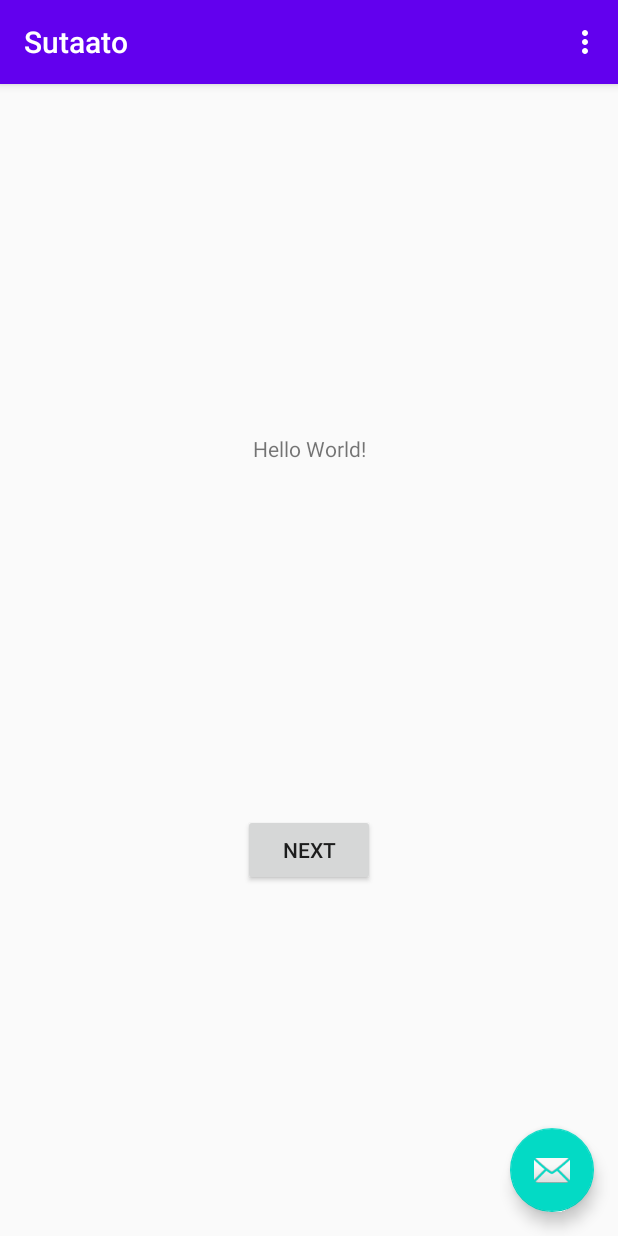
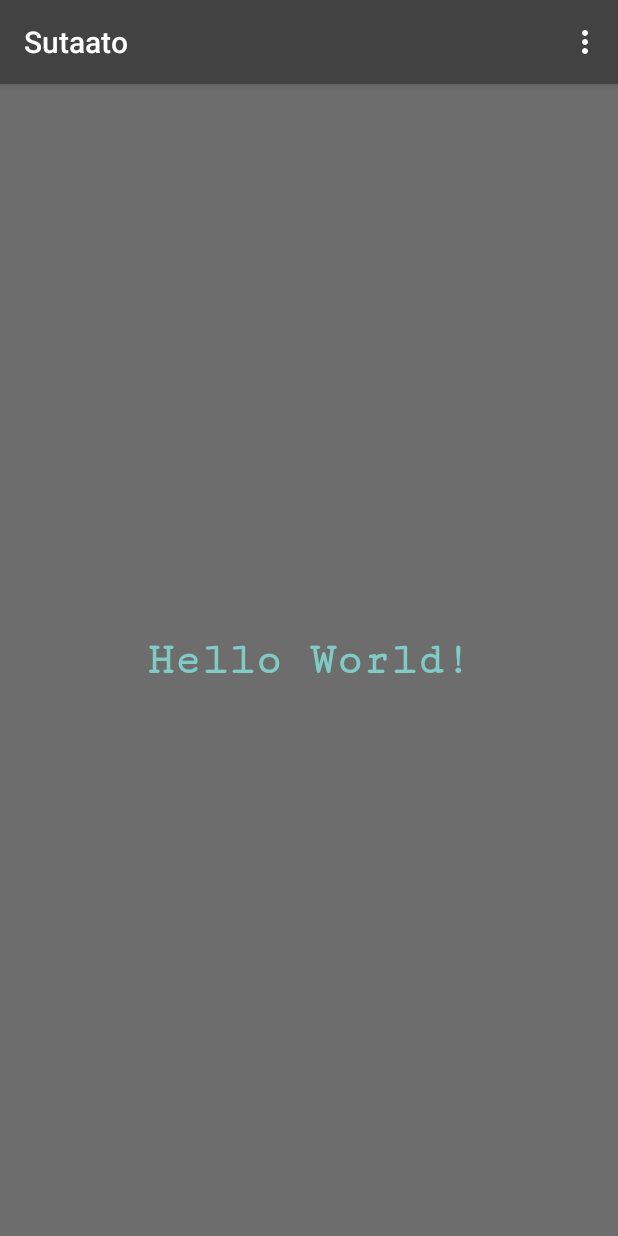
Before and after one commit to bungamaku/tktpl-mobile, an Android app: the screen it shows after launch (MainActivity), on a phone screen of 412 x 824 dp. Run offline under Robolectric (Android 15) with nearby library versions, the phone set to English and light mode, and no system bars.

Commit message:
Update styling for Hello World

```diff
--- a/app/src/main/java/id/ac/ui/cs/mobileprogramming/bungaamalia/sutaato/FirstFragment.kt
+++ b/app/src/main/java/id/ac/ui/cs/mobileprogramming/bungaamalia/sutaato/FirstFragment.kt
@@ -24,8 +24,8 @@ class FirstFragment : Fragment() {
     override fun onViewCreated(view: View, savedInstanceState: Bundle?) {
         super.onViewCreated(view, savedInstanceState)
 
-        view.findViewById<Button>(R.id.button_first).setOnClickListener {
-            findNavController().navigate(R.id.action_FirstFragment_to_SecondFragment)
-        }
+//        view.findViewById<Button>(R.id.button_first).setOnClickListener {
+//            findNavController().navigate(R.id.action_FirstFragment_to_SecondFragment)
+//        }
     }
 }
--- a/app/src/main/java/id/ac/ui/cs/mobileprogramming/bungaamalia/sutaato/MainActivity.kt
+++ b/app/src/main/java/id/ac/ui/cs/mobileprogramming/bungaamalia/sutaato/MainActivity.kt
@@ -14,10 +14,10 @@ class MainActivity : AppCompatActivity() {
         setContentView(R.layout.activity_main)
         setSupportActionBar(findViewById(R.id.toolbar))
 
-        findViewById<FloatingActionButton>(R.id.fab).setOnClickListener { view ->
-            Snackbar.make(view, "Replace with your own action", Snackbar.LENGTH_LONG)
-                    .setAction("Action", null).show()
-        }
+//        findViewById<FloatingActionButton>(R.id.fab).setOnClickListener { view ->
+//            Snackbar.make(view, "Replace with your own action", Snackbar.LENGTH_LONG)
+//                    .setAction("Action", null).show()
+//        }
     }
 
     override fun onCreateOptionsMenu(menu: Menu): Boolean {
--- a/app/src/main/res/layout/activity_main.xml
+++ b/app/src/main/res/layout/activity_main.xml
@@ -22,12 +22,12 @@
 
     <include layout="@layout/content_main" />
 
-    <com.google.android.material.floatingactionbutton.FloatingActionButton
-        android:id="@+id/fab"
-        android:layout_width="wrap_content"
-        android:layout_height="wrap_content"
-        android:layout_gravity="bottom|end"
-        android:layout_margin="@dimen/fab_margin"
-        app:srcCompat="@android:drawable/ic_dialog_email" />
+<!--    <com.google.android.material.floatingactionbutton.FloatingActionButton-->
+<!--        android:id="@+id/fab"-->
+<!--        android:layout_width="wrap_content"-->
+<!--        android:layout_height="wrap_content"-->
+<!--        android:layout_gravity="bottom|end"-->
+<!--        android:layout_margin="@dimen/fab_margin"-->
+<!--        app:srcCompat="@android:drawable/ic_dialog_email" />-->
 
 </androidx.coordinatorlayout.widget.CoordinatorLayout>
--- a/app/src/main/res/layout/fragment_first.xml
+++ b/app/src/main/res/layout/fragment_first.xml
@@ -4,25 +4,30 @@
     xmlns:tools="http://schemas.android.com/tools"
     android:layout_width="match_parent"
     android:layout_height="match_parent"
+    android:background="@color/colorPrimaryLight"
     tools:context=".FirstFragment">
 
     <TextView
         android:id="@+id/textview_first"
         android:layout_width="wrap_content"
         android:layout_height="wrap_content"
+        android:fontFamily="serif-monospace"
         android:text="@string/hello_first_fragment"
-        app:layout_constraintBottom_toTopOf="@id/button_first"
+        android:textColor="@color/colorSecondary"
+        android:textSize="30sp"
+        android:textStyle="bold"
+        app:layout_constraintBottom_toBottomOf="parent"
         app:layout_constraintEnd_toEndOf="parent"
         app:layout_constraintStart_toStartOf="parent"
         app:layout_constraintTop_toTopOf="parent" />
 
-    <Button
-        android:id="@+id/button_first"
-        android:layout_width="wrap_content"
-        android:layout_height="wrap_content"
-        android:text="@string/next"
-        app:layout_constraintBottom_toBottomOf="parent"
-        app:layout_constraintEnd_toEndOf="parent"
-        app:layout_constraintStart_toStartOf="parent"
-        app:layout_constraintTop_toBottomOf="@id/textview_first" />
+    <!--    <Button-->
+    <!--        android:id="@+id/button_first"-->
+    <!--        android:layout_width="wrap_content"-->
+    <!--        android:layout_height="wrap_content"-->
+    <!--        android:text="@string/next"-->
+    <!--        app:layout_constraintBottom_toBottomOf="parent"-->
+    <!--        app:layout_constraintEnd_toEndOf="parent"-->
+    <!--        app:layout_constraintStart_toStartOf="parent"-->
+    <!--        app:layout_constraintTop_toBottomOf="@id/textview_first" />-->
 </androidx.constraintlayout.widget.ConstraintLayout>
--- a/app/src/main/res/values/colors.xml
+++ b/app/src/main/res/values/colors.xml
@@ -1,6 +1,11 @@
 <?xml version="1.0" encoding="utf-8"?>
 <resources>
-    <color name="colorPrimary">#6200EE</color>
-    <color name="colorPrimaryDark">#3700B3</color>
-    <color name="colorAccent">#03DAC5</color>
+    <color name="colorPrimary">#424242</color>
+    <color name="colorPrimaryLight">#6d6d6d</color>
+    <color name="colorPrimaryDark">#1b1b1b</color>
+    <color name="colorSecondary">#80cbc4</color>
+    <color name="colorSecondaryLight">#b2fef7</color>
+    <color name="colorSecondaryDark">#4f9a94</color>
+    <color name="colorTextOnPrimary">#ffffff</color>
+    <color name="colorTextOnSecondary">#000000</color>
 </resources>
--- a/app/src/main/res/values/styles.xml
+++ b/app/src/main/res/values/styles.xml
@@ -4,7 +4,7 @@
         <!-- Customize your theme here. -->
         <item name="colorPrimary">@color/colorPrimary</item>
         <item name="colorPrimaryDark">@color/colorPrimaryDark</item>
-        <item name="colorAccent">@color/colorAccent</item>
+        <item name="colorAccent">@color/colorSecondaryDark</item>
     </style>
 
     <style name="AppTheme.NoActionBar">
```
Also changed, not shown: 1 other file.
